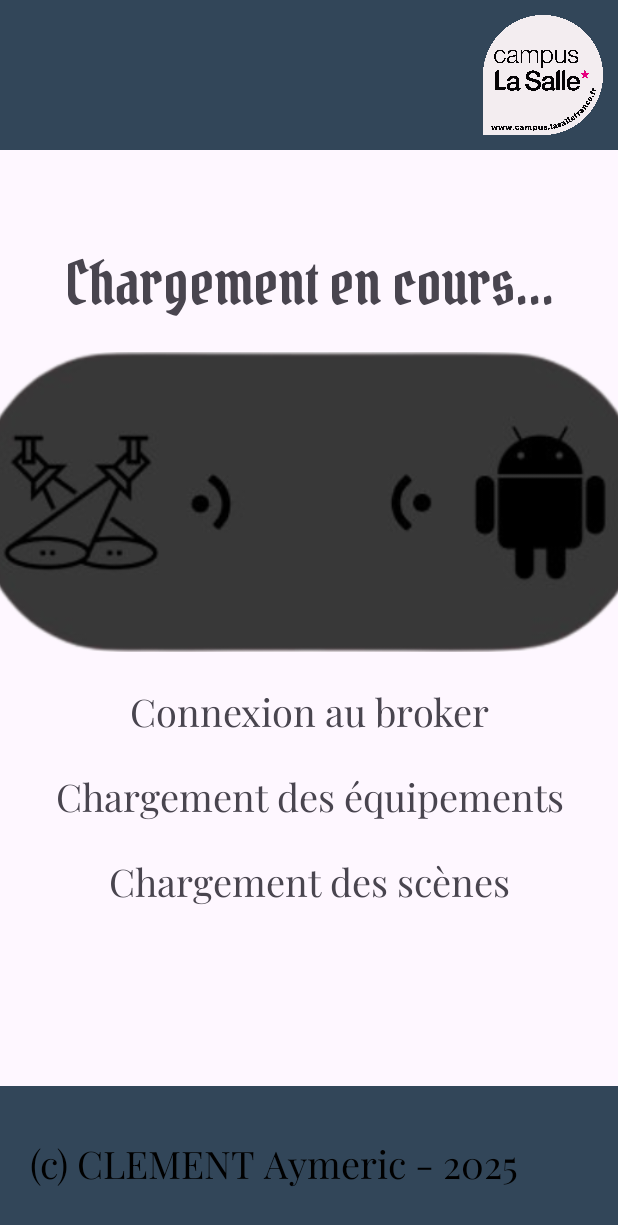
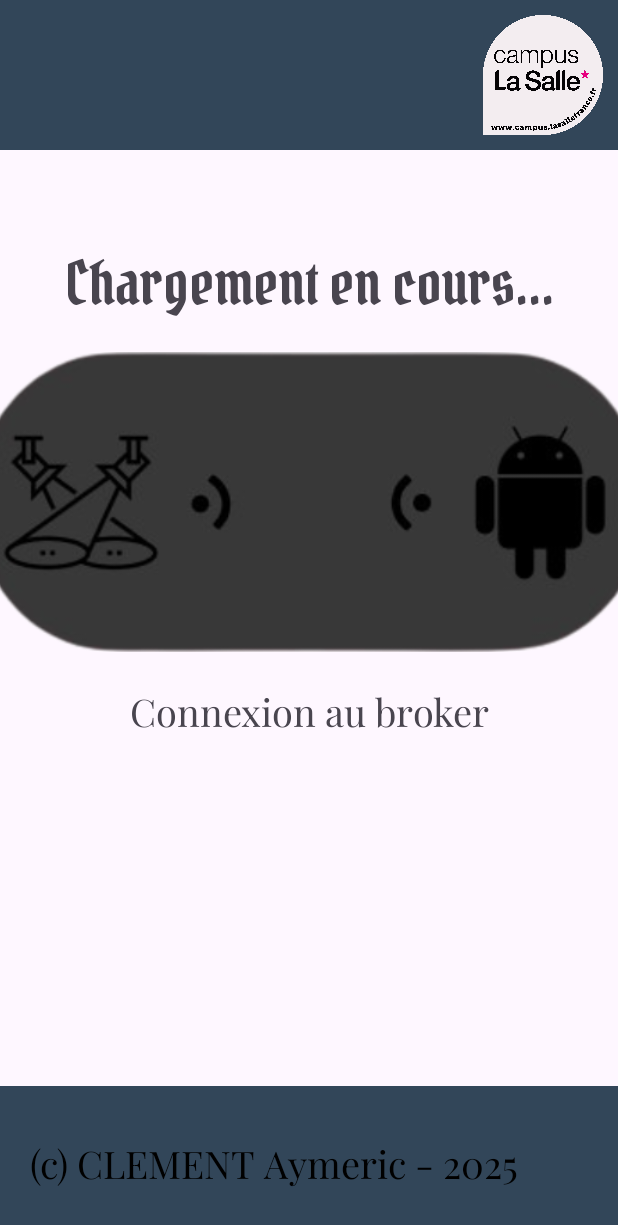
Before and after one commit to bts-lasalle-avignon-projets/artnet-2025, an Android app: the Chargement screen opened directly, with no data from a screen before it, on a phone screen of 412 x 824 dp. Shown: the top 1225 px of the screen. Run offline under Robolectric (Android 15) with nearby library versions, the phone set to English and light mode, and no system bars; 2 statements that could not run were skipped.

Commit message:
Modification apparition textes

```diff
--- a/artnetMobile/app/src/main/java/com/example/artnetmobile/Chargement.java
+++ b/artnetMobile/app/src/main/java/com/example/artnetmobile/Chargement.java
@@ -1,5 +1,6 @@
 package com.example.artnetmobile;
 
+import android.content.Intent;
 import android.os.Bundle;
 
 import androidx.activity.EdgeToEdge;
@@ -11,6 +12,7 @@ import android.util.Log;
 import android.os.Bundle;
 import android.os.Handler;
 import android.widget.ImageView;
+import android.widget.TextView;
 
 /**
  * @class Chargement
@@ -24,9 +26,17 @@ public class Chargement extends AppCompatActivity
 
     // Attributs
     private ImageView imageChargement;
+    private TextView texteChargement;
+    private TextView texteConnexionBroker;
+    private TextView texteChargementEquipements;
+    private TextView texteChargementScene;
+
     private int[] images = {R.drawable.chargement1, R.drawable.chargement2, R.drawable.chargement3, R.drawable.chargement4};
     private int index = 0;
     private Handler handler = new Handler();
+
+    private CommunicationBroker communicationBroker;
+    private Artnet artnet = null;
 
     @Override
     protected void onCreate(Bundle savedInstanceState)
@@ -37,8 +47,26 @@ public class Chargement extends AppCompatActivity
         Log.d(TAG, "onCreate()");
 
         imageChargement = findViewById(R.id.imageChargement);
+        texteChargement = findViewById(R.id.texteChargement);
+        texteConnexionBroker = findViewById(R.id.texteConnexionBroker);
+        texteChargementEquipements = findViewById(R.id.texteChargementEquipements);
+        texteChargementScene = findViewById(R.id.texteChargementScene);
 
         startImageRotation();
+
+        initialiserCommunicationBroker();
+        artnet = new Artnet(communicationBroker);
+
+        boolean connexionBroker = verifierCommunicationBroker();
+        boolean recuperationEquipements = verifierRecuperationEquipements();
+        boolean recuperationScenes = verifierRecuperationScenes();
+
+        if (connexionBroker && recuperationEquipements && recuperationScenes)
+        {
+            // @todo Passer par la classe VueArtnet
+            Intent intent = new Intent(Chargement.this, Accueil.class);
+            startActivity(intent);
+        }
     }
 
     private void startImageRotation() {
@@ -52,4 +80,36 @@ public class Chargement extends AppCompatActivity
             }
         }, 1000);
     }
+
+    private void initialiserCommunicationBroker()
+    {
+        String ip = getIntent().getStringExtra("IP");
+        String port = getIntent().getStringExtra("PORT");
+
+        communicationBroker = new CommunicationBroker(this.getApplicationContext(), ip, Integer.parseInt(port));
+    }
+
+    private boolean verifierCommunicationBroker()
+    {
+        if (communicationBroker.estConnecte()) {
+            Log.d(TAG, "Connexion au broker terminé");
+            texteConnexionBroker.setText("Connecté au Broker !");
+            texteChargementEquipements.setText(R.string.chargementEquipements);
+            return true;
+        } else {
+            return false;
+        }
+    }
+
+    private boolean verifierRecuperationEquipements()
+    {
+        // @todo : Récupération + Vérification équipements
+        return true;
+    }
+
+    private boolean verifierRecuperationScenes() {
+        // @todo (facultatif) : Récupération + Vérification scènes
+        return true;
+    }
+
 }
--- a/artnetMobile/app/src/main/res/layout/activity_chargement.xml
+++ b/artnetMobile/app/src/main/res/layout/activity_chargement.xml
@@ -45,7 +45,7 @@
             app:layout_constraintGuide_percent="0.1"/>
 
         <TextView
-            android:id="@+id/textChargement"
+            android:id="@+id/texteChargement"
             android:layout_width="wrap_content"
             android:layout_height="wrap_content"
             android:fontFamily="@font/pirataone"
@@ -63,13 +63,13 @@
             android:layout_height="200dp"
             android:contentDescription="@string/cD_Chargement"
             android:src="@drawable/chargement1"
-            app:layout_constraintTop_toBottomOf="@id/textChargement"
+            app:layout_constraintTop_toBottomOf="@id/texteChargement"
             app:layout_constraintStart_toStartOf="parent"
             app:layout_constraintEnd_toEndOf="parent"
             android:layout_marginTop="20dp"/>
 
         <TextView
-            android:id="@+id/textConnexionBroker"
+            android:id="@+id/texteConnexionBroker"
             android:layout_width="wrap_content"
             android:layout_height="wrap_content"
             android:fontFamily="@font/playfairdisplay"
@@ -82,27 +82,27 @@
             android:layout_marginTop="20sp"/>
 
         <TextView
-            android:id="@+id/textChargementEquipements"
+            android:id="@+id/texteChargementEquipements"
             android:layout_width="wrap_content"
             android:layout_height="wrap_content"
             android:fontFamily="@font/playfairdisplay"
             android:textSize="25sp"
-            android:text="@string/chargementEquipements"
+            android:text=""
             android:gravity="center"
-            app:layout_constraintTop_toBottomOf="@id/textConnexionBroker"
+            app:layout_constraintTop_toBottomOf="@id/texteConnexionBroker"
             app:layout_constraintStart_toStartOf="parent"
             app:layout_constraintEnd_toEndOf="parent"
             android:layout_marginTop="20sp"/>
 
         <TextView
-            android:id="@+id/textChargementScene"
+            android:id="@+id/texteChargementScene"
             android:layout_width="wrap_content"
             android:layout_height="wrap_content"
             android:fontFamily="@font/playfairdisplay"
             android:textSize="25sp"
-            android:text="@string/chargementScenes"
+            android:text=""
             android:gravity="center"
-            app:layout_constraintTop_toBottomOf="@id/textChargementEquipements"
+            app:layout_constraintTop_toBottomOf="@id/texteChargementEquipements"
             app:layout_constraintStart_toStartOf="parent"
             app:layout_constraintEnd_toEndOf="parent"
             android:layout_marginTop="20sp"/>
```
Also changed, not shown: artnetMobile/app/src/main/java/com/example/artnetmobile/ActiviteArtnet.java (+2 -10 lines), artnetMobile/app/src/main/res/layout/activity_accueil.xml (+61 -5 lines), artnetMobile/app/src/main/java/com/example/artnetmobile/CommunicationBroker.java (line endings or trailing spaces).
